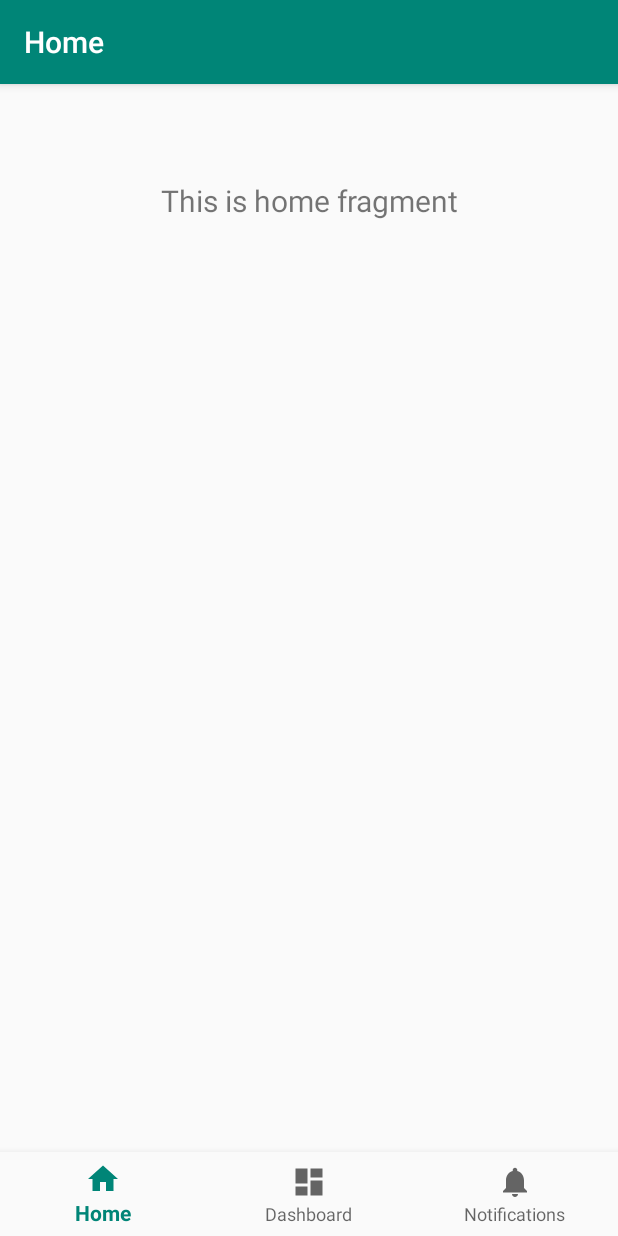
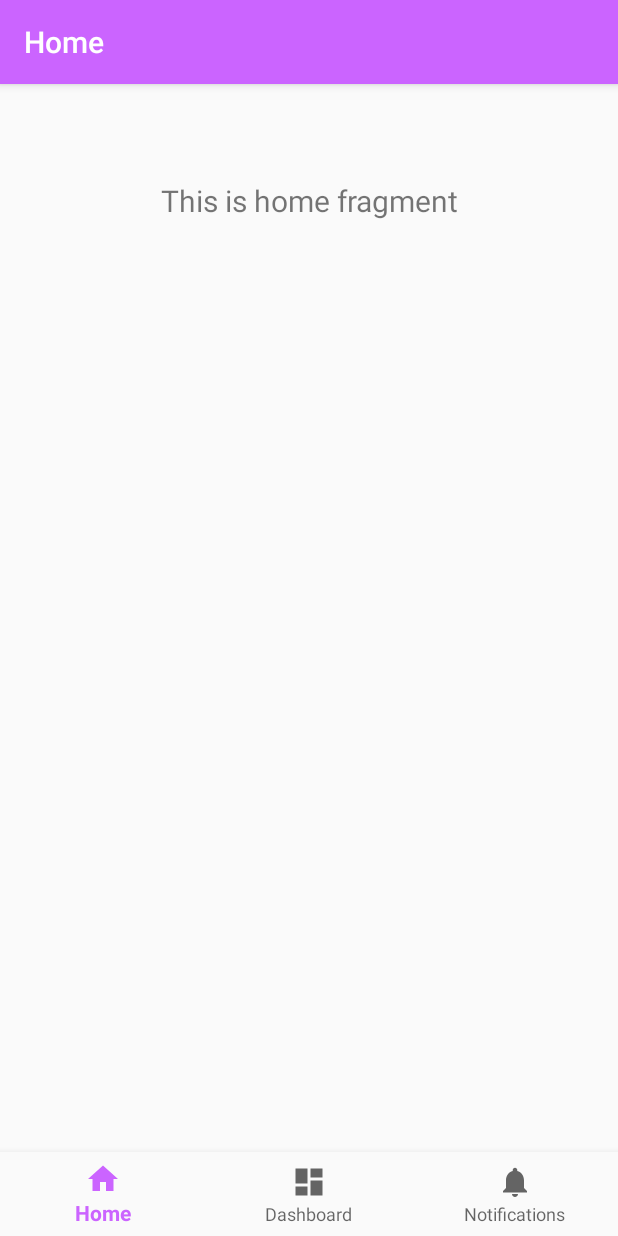
Before and after one commit to devshaaran/Paw, an Android app: the screen it shows after launch (MainActivity), on a phone screen of 412 x 824 dp. Run offline under Robolectric (Android 15) with nearby library versions, the phone set to English and light mode, and no system bars; our stand-ins replace navigation-ui.

Commit message:
Color theme added

```diff
--- a/android/Paws/app/src/main/res/values/colors.xml
+++ b/android/Paws/app/src/main/res/values/colors.xml
@@ -1,6 +1,7 @@
 <?xml version="1.0" encoding="utf-8"?>
 <resources>
-    <color name="colorPrimary">#008577</color>
-    <color name="colorPrimaryDark">#00574B</color>
+    <color name="colorPrimary">#CB64FF</color>
+    <color name="colorSecondaryDark">#707070</color>
+    <color name="colorSecondaryLight">#525252</color>
     <color name="colorAccent">#D81B60</color>
 </resources>
```
